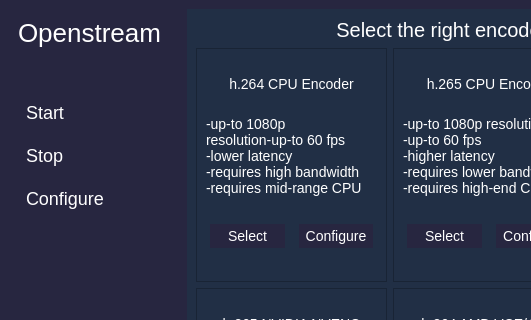
Above: openstreammainwindow.ui from m4rkoup/openstream-server before the change; both pictures show x 0 to 531 and y 0 to 320 of the 800 by 600 pixel window. Below: the same form after it.
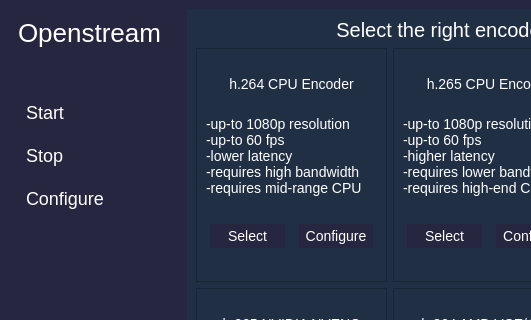
That is the form after the change. The open tabs and pages were chosen to show the change. Icons and pictures are not drawn.

Patch:
```diff
--- a/openstreammainwindow.ui
+++ b/openstreammainwindow.ui
@@ -603,8 +603,8 @@
 font-size: 14px;</string>
                </property>
                <property name="text">
-                <string>-up-to 1080p
-resolution-up-to 60 fps
+                <string>-up-to 1080p resolution
+-up-to 60 fps
 -lower latency
 -requires high bandwidth
 -requires mid-range CPU</string>
```
Left out of the diff: 2 changed lines with no effect on the pictures.
